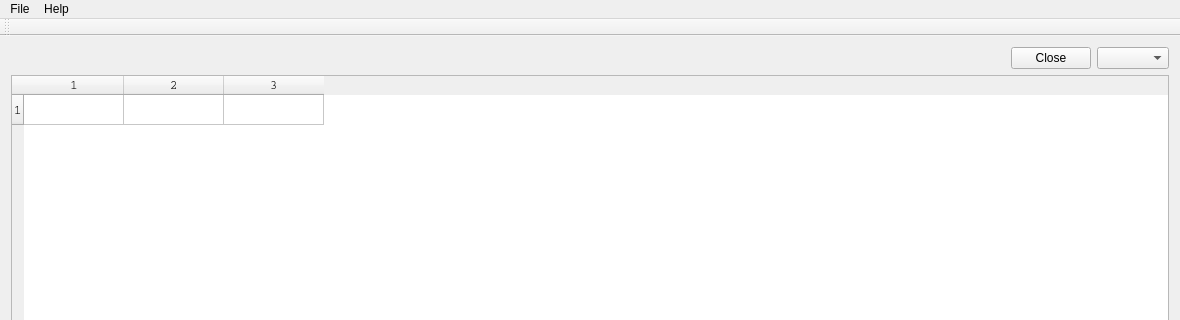
The window that src/TrafficView.ui (mwales/pahsda) describes before a commit, drawn with Qt 5; both pictures show x 0 to 1180 and y 0 to 320 of the 1180 by 556 pixel window.
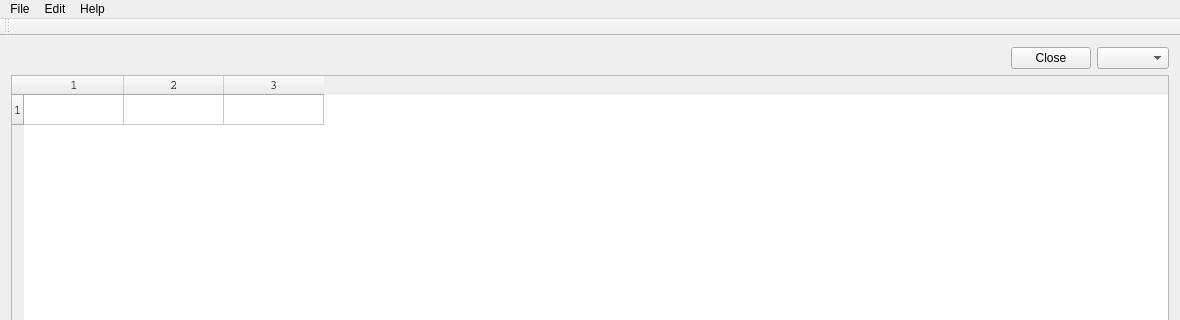
The same window after the commit.

Commit message: Added ability to copy the data from the table by selection or double-clicking

Diff of the .ui file:
```diff
--- a/src/TrafficView.ui
+++ b/src/TrafficView.ui
@@ -86,7 +86,14 @@
     <addaction name="actionAbout"/>
     <addaction name="actionAbout_Qt"/>
    </widget>
+   <widget class="QMenu" name="menuEdit">
+    <property name="title">
+     <string>Edit</string>
+    </property>
+    <addaction name="actionCopy_Cell"/>
+   </widget>
    <addaction name="menuFile"/>
+   <addaction name="menuEdit"/>
    <addaction name="menuHelp"/>
   </widget>
   <widget class="QToolBar" name="mainToolBar">
```
Left out of the diff: 5 changed lines with no effect on the pictures. The commit also changes 2 other files.
